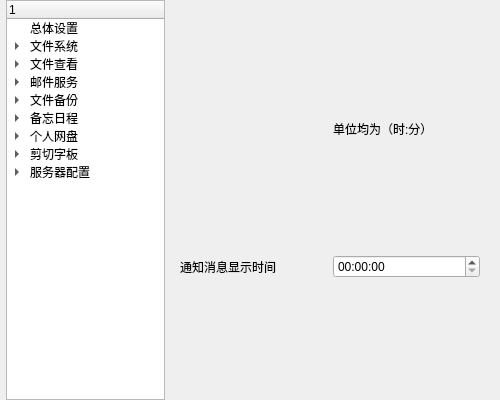
This is Setting/ui/Setting.ui in 3548848289/UniFileHub as Qt 5 draws it before an edit. The edited form follows.
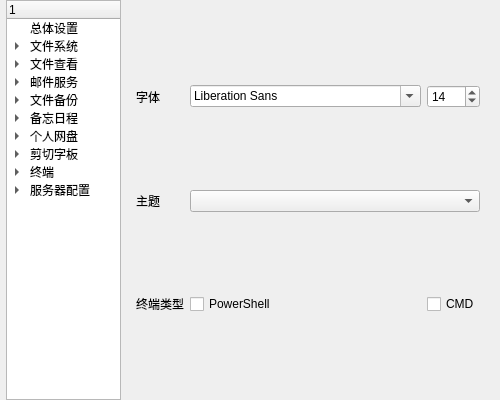
This is the edited form. Icons and pictures are not drawn.

Commit message: 终端功能加入个性化设置

```diff
--- a/Setting/ui/Setting.ui
+++ b/Setting/ui/Setting.ui
@@ -119,6 +119,21 @@
        </property>
       </item>
      </item>
+     <item>
+      <property name="text">
+       <string>终端</string>
+      </property>
+      <item>
+       <property name="text">
+        <string>字体</string>
+       </property>
+      </item>
+      <item>
+       <property name="text">
+        <string>主题</string>
+       </property>
+      </item>
+     </item>
      <item>
       <property name="text">
        <string>服务器配置</string>
@@ -134,7 +149,7 @@
    <item row="0" column="1">
     <widget class="QStackedWidget" name="stackedWidget">
      <property name="currentIndex">
-      <number>5</number>
+      <number>8</number>
      </property>
      <widget class="QWidget" name="all_setting">
       <layout class="QGridLayout" name="gridLayout_4">
@@ -537,6 +552,64 @@
        </item>
       </layout>
      </widget>
+     <widget class="QWidget" name="terminal">
+       <layout class="QGridLayout" name="gridLayout_terminal">
+        <item row="0" column="0">
+         <widget class="QLabel" name="terminal_font_label">
+          <property name="text">
+           <string>字体</string>
+          </property>
+         </widget>
+        </item>
+        <item row="0" column="1">
+         <widget class="QFontComboBox" name="terminal_font_combo"/>
+        </item>
+        <item row="0" column="2">
+         <widget class="QSpinBox" name="terminal_font_size_spin">
+          <property name="minimum">
+           <number>8</number>
+          </property>
+          <property name="maximum">
+           <number>72</number>
+          </property>
+          <property name="value">
+           <number>14</number>
+          </property>
+         </widget>
+        </item>
+        <item row="1" column="0">
+         <widget class="QLabel" name="terminal_theme_label">
+          <property name="text">
+           <string>主题</string>
+          </property>
+         </widget>
+        </item>
+        <item row="1" column="1" colspan="2">
+         <widget class="QComboBox" name="terminal_theme_combo"/>
+        </item>
+        <item row="2" column="0">
+         <widget class="QLabel" name="terminal_type_label">
+          <property name="text">
+           <string>终端类型</string>
+          </property>
+         </widget>
+        </item>
+        <item row="2" column="1">
+         <widget class="QCheckBox" name="terminal_checkbox_powershell">
+          <property name="text">
+           <string>PowerShell</string>
+          </property>
+         </widget>
+        </item>
+        <item row="2" column="2">
+         <widget class="QCheckBox" name="terminal_checkbox_cmd">
+          <property name="text">
+           <string>CMD</string>
+          </property>
+         </widget>
+        </item>
+       </layout>
+      </widget>
      <widget class="QWidget" name="server_config">
       <layout class="QGridLayout" name="gridLayout_10">
        <item row="4" column="0">
```
Left out of the diff: 2 changed lines with no effect on the pictures. The commit also changes 8 other files.
